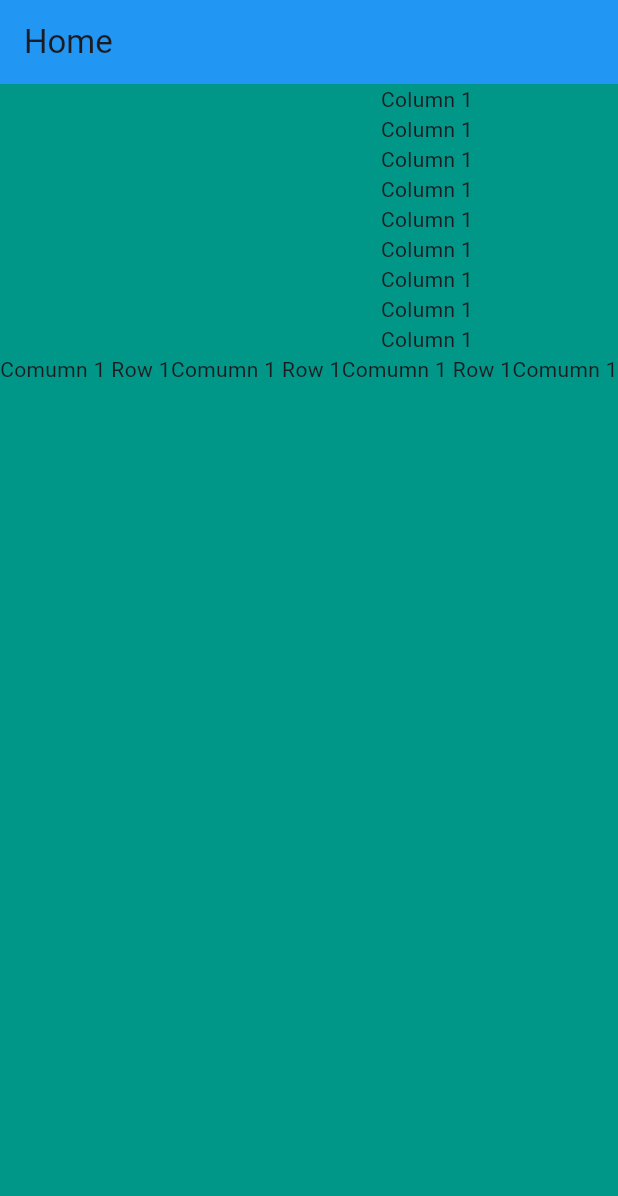
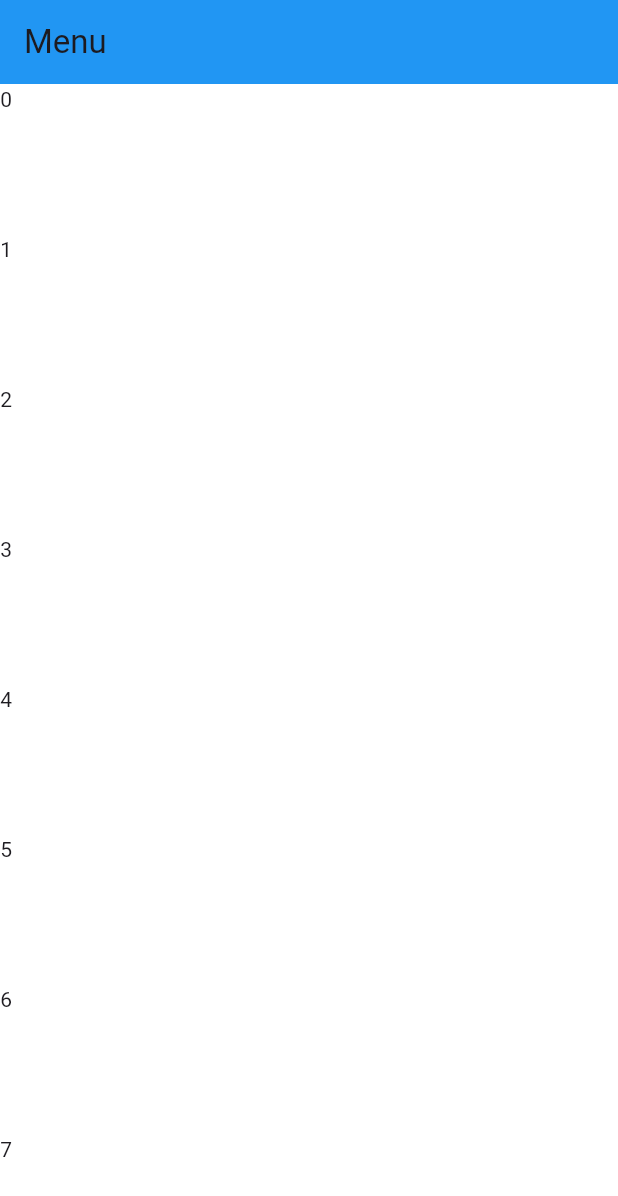
Before and after one commit to M-Yousuf-Nabi/app1-practice, a Flutter app: the screen it shows after launch, on a phone screen of 412 x 824 dp. Shown: the top 1196 px of the screen. Run offline on Flutter 3.47's test engine with Material 3 defaults, Android fonts, the phone set to English and light mode, and no system bars.

Commit message:
Module 8-02 Start from here

```diff
--- a/lib/main.dart
+++ b/lib/main.dart
@@ -23,127 +23,84 @@ class Home extends StatelessWidget {
   @override
   Widget build(BuildContext context) {
     return Scaffold(
-        backgroundColor: Colors.teal,
-        appBar: AppBar(
-          backgroundColor: Colors.blue,
-          title: Text("Home"),
-        ),
-        body: SingleChildScrollView(
-          scrollDirection: Axis.horizontal,
-            child: Row(
-             // mainAxisAlignment: MainAxisAlignment.spaceAround,
-              children: [
-                Column(
-                  children: [
-                    Text("Column 1"),
-                    Text("Column 1"),
-                    Text("Column 1"),
-                    Text("Column 1"),
-                    Text("Column 1"),
-                    Text("Column 1"),
-                    Text("Column 1"),
-                    Text("Column 1"),
-                    Text("Column 1"),
-                    Row(
-                      children: [
-                        Text("Comumn 1 Row 1"),
-                        Text("Comumn 1 Row 1"),
-                        Text("Comumn 1 Row 1"),
-                        Text("Comumn 1 Row 1"),
-                        Text("Comumn 1 Row 1"),
+      backgroundColor: Colors.white,
+      appBar: AppBar(
+        backgroundColor: Colors.blue,
+        title: Text("Menu"),
+      ),
+      // body:  ListView(
+      //   scrollDirection: Axis.vertical,
+      //   children: [
+      //     SizedBox(
+      //       height: 150,
+      //       width: 150,
+      //       child: Center(
+      //         child: Text("Box 1"),
+      //       )
+      //     ),
+      //     SizedBox(
+      //         height: 200,
+      //         width: 200,
+      //         child: Center(
+      //           child: Text("Box 1"),
+      //         )
+      //     ),
+      //     SizedBox(
+      //         height: 200,
+      //         width: 200,
+      //         child: Center(
+      //           child: Text("Box 1"),
+      //         )
+      //     ),
+      //     SizedBox(
+      //         height: 200,
+      //         width: 200,
+      //         child: Center(
+      //           child: Text("Box 1"),
+      //         )
+      //     ),SizedBox(
+      //         height: 150,
+      //         width: 150,
+      //         child: Center(
+      //           child: Text("Box 1"),
+      //         )
+      //     ),
+      //     SizedBox(
+      //         height: 200,
+      //         width: 200,
+      //         child: Center(
+      //           child: Text("Box 1"),
+      //         )
+      //     ),
+      //     SizedBox(
+      //         height: 200,
+      //         width: 200,
+      //         child: Center(
+      //           child: Text("Box 1"),
+      //         )
+      //     ),
+      //     SizedBox(
+      //         height: 200,
+      //         width: 200,
+      //         child: Center(
+      //           child: Text("Box 1"),
+      //         )
+      //     )
+      //   ],
 
-                      ],
-                    )
-                  ],
-                ),
-                Column(
-                  children: [
-                    Text("Column 2"),
-                    Text("Column 2"),
-                    Text("Column 2"),
-                    Text("Column 2"),
-                    Text("Column 2"),
-                    Text("Column 2"),
-                    Text("Column 2"),
-                    Text("Column 2"),
-                    Text("Column 2"),
-                  ],
-                ),
-                Column(
-                  children: [
-                    Text("Column 3"),
-                    Text("Column 3"),
-                    Text("Column 3"),
-                    Text("Column 3"),
-                    Text("Column 3"),
-                    Text("Column 3"),
-                    Text("Column 3"),
-                    Text("Column 3"),
-                    Text("Column 3"),
-
-                  ],
-                ),
-                Column(
-                  children: [
-                    Text("Column 4"),
-                    Text("Column 4"),
-                    Text("Column 4"),
-                    Text("Column 4"),
-                    Text("Column 4"),
-                    Text("Column 4"),
-                    Text("Column 4"),
-                    Text("Column 4"),
-                    Text("Column 4"),
-                  ],
-                )
-              ],
-            )
-        )
+      body: ListView.builder(
+        itemCount: 1000,
+        itemBuilder: (context, index){
+          return SizedBox(
+            width: 100,
+            height: 100,
+            child: Text(index.toString()),
+          );
+        },
+      ),
 
 
-         // SingleChildScrollView(
-         //   scrollDirection: Axis.horizontal,
-         //   child:  Row(
-         //     mainAxisSize: MainAxisSize.max,
-         //     mainAxisAlignment: MainAxisAlignment.spaceAround,
-         //     children: [
-         //       Text("Lorem Ipsum is simply dummy text of the printing and typesetting industry. "
-         //           "Lorem Ipsum has been the industry's standard dummy text ever since the 1500s"
-         //           ", when an unknown printer took a galley of type and scrambled it t"
-         //           "o make a type specimen book. It has survived not only five centuri"
-         //           "es, but also the leap into electronic typesetting, remaining essentially "
-         //           "unchanged. It was popularised in the 1960s with the release of Letraset"
-         //           " sheets containing Lorem Ipsum passages, and more recently with desktop "
-         //           "publishing software like Aldus PageMaker including versions of Lorem "
-         //           "Ipsum. "),
-         //       Text("Yousuf "),
-         //
-         //       Text("Nabi"),
-         //     ],
-         //   ),
-         // )
 
-
-        // Column(
-        //    mainAxisSize: MainAxisSize.max,
-        //    mainAxisAlignment: MainAxisAlignment.spaceAround,
-        //    crossAxisAlignment: CrossAxisAlignment.center  ,
-        //     children: [
-        //       Text("Muhammed"),
-        //       Text("Yousuf"),
-        //       Text("Nabi"),
-        //       ElevatedButton(
-        //         onPressed: () {
-        //           print("Button Clicked");
-        //         },
-        //         child: Text("Click Here"),
-        //       ),
-        //       IconButton(
-        //         onPressed: () {},
-        //         icon: Icon(Icons.access_alarm)
-        //       )
-        //     ]
-        // )
     );
   }
 }
```
